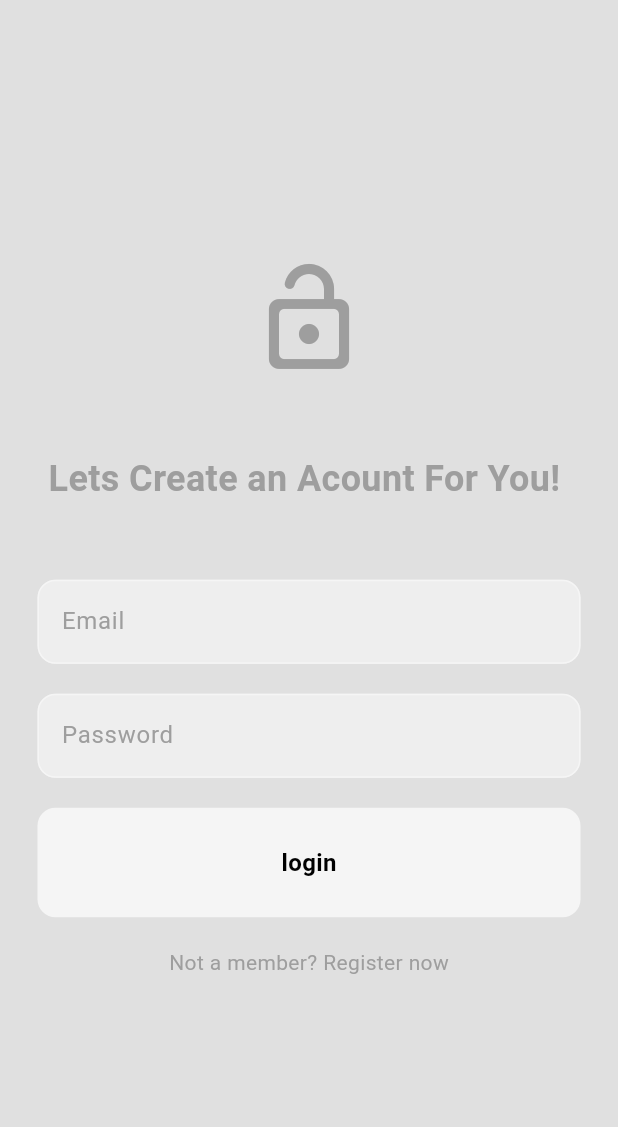
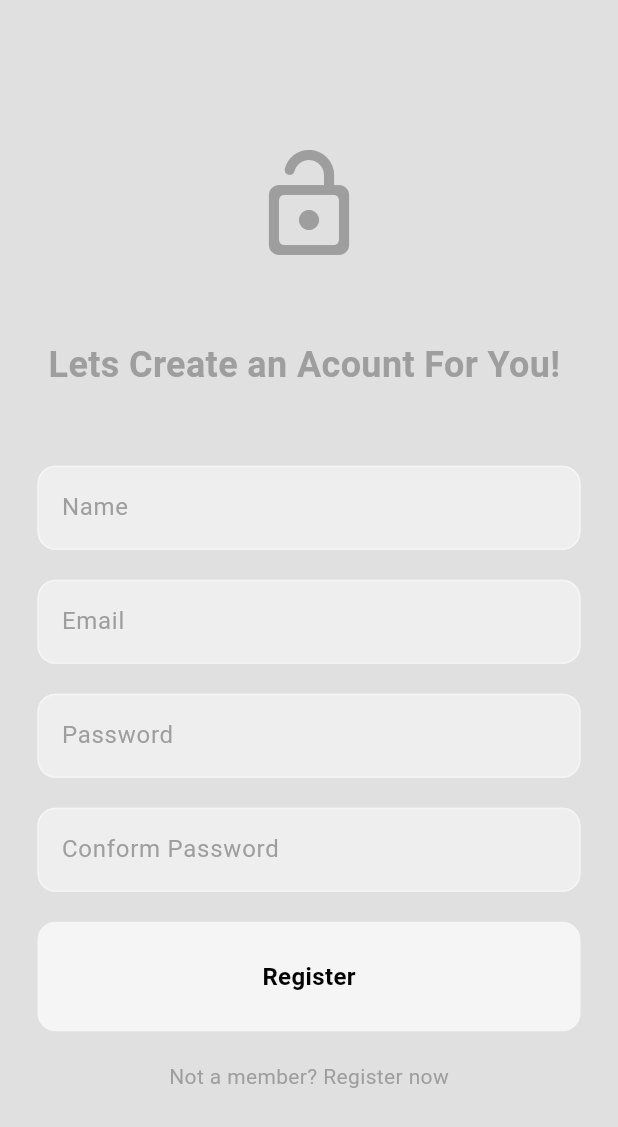
Before and after one commit to sujanae/dev_talks, a Flutter app: the RegisterPage screen opened directly, on a phone screen of 412 x 824 dp. Shown: the top 1127 px of the screen. Run offline on Flutter 3.47's test engine with Material 3 defaults, Android fonts, the phone set to English and light mode, and no system bars; our stand-ins replace firebase_auth, firebase_core, flutter_bloc; accounts and stored records are empty.

Commit message:
added reg page

```diff
--- a/lib/features/auth/presentation/pages/register_page.dart
+++ b/lib/features/auth/presentation/pages/register_page.dart
@@ -39,6 +39,12 @@ class _RegisterPageState extends State<RegisterPage> {
                     color: Theme.of(context).colorScheme.primary),
               ),
               const SizedBox(height: 50),
+              MyTextField(
+                controller: namecontroller,
+                obscureText: false,
+                hintText: 'Name',
+              ),
+              const SizedBox(height: 20),
 
               //email text feild
               MyTextField(
@@ -54,9 +60,15 @@ class _RegisterPageState extends State<RegisterPage> {
                 hintText: 'Password',
               ),
               const SizedBox(height: 20),
+              MyTextField(
+                controller: confirmPwcontroller,
+                obscureText: true,
+                hintText: 'Conform Password',
+              ),
+              const SizedBox(height: 20),
 
               //login btn
-              MyButton(onTap: () {}, text: 'login'),
+              MyButton(onTap: () {}, text: 'Register'),
               const SizedBox(height: 20),
 
               //not member? register now
```
